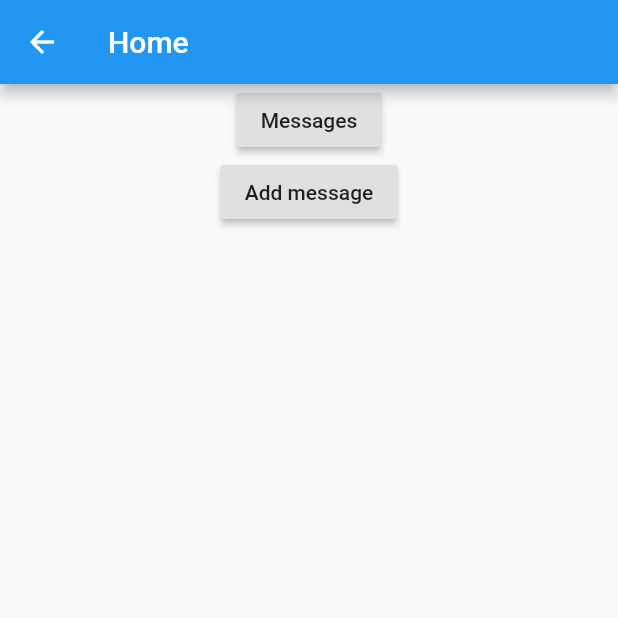
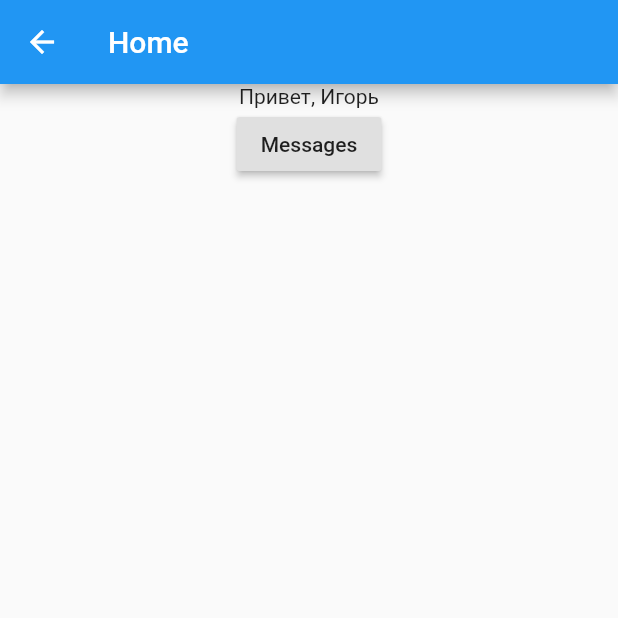
Before and after one commit to partnercloudsupport/boringApp, a Flutter app: the HomeScreen screen opened by its route, on a phone screen of 412 x 824 dp, the top half of it. Run offline on Flutter 3.47's test engine with Material 2 defaults, Android fonts, the phone set to English and light mode, and no system bars; our stand-ins replace flutter_mobx, mobx; generated files the repository leaves out were written again.

Commit message:
feat: add some widgets on home page

```diff
--- /dev/null
+++ b/boring_app/lib/models/user.dart
@@ -0,0 +1,5 @@
+class User {
+  String name;
+
+  User(this.name);
+}
--- a/boring_app/lib/stores/auth_store.dart
+++ b/boring_app/lib/stores/auth_store.dart
@@ -1,3 +1,4 @@
+import 'package:boring_app/models/user.dart';
 import 'package:mobx/mobx.dart';
 
 part 'auth_store.g.dart';
@@ -8,8 +9,13 @@ abstract class AuthStoreBase implements Store {
   @observable
   bool authenticated = false;
 
+  @observable
+  User user = User("Игорь");
+
+
   @action
   void authenticate() {
     this.authenticated = !this.authenticated;
+    this.user = User("Игорь");
   }
 }
--- a/boring_app/lib/ui/main/home/home.dart
+++ b/boring_app/lib/ui/main/home/home.dart
@@ -1,10 +1,14 @@
-import 'package:boring_app/models/message.dart';
+import 'package:boring_app/models/user.dart';
 import 'package:boring_app/stores/stores_manager.dart';
+import 'package:boring_app/ui/main/home/welcome.dart';
 import 'package:flutter/material.dart';
 
 class HomeScreen extends StatelessWidget {
   @override
   Widget build(BuildContext context) {
+
+    User user = StoresManager().auth.user;
+
     return Scaffold(
       appBar: AppBar(
         title: Text('Home'),
@@ -12,20 +16,15 @@ class HomeScreen extends StatelessWidget {
       body: Center(
         child: Column(
           children: <Widget>[
+            Welcome(user: user),
+
             RaisedButton(
               child: Text('Messages'),
               onPressed: () {
                 Navigator.pushNamed(context, '/messages');
               },
             ),
-            RaisedButton(
-              child: Text('Add message'),
-              onPressed: () {
-                StoresManager()
-                    .msg
-                    .addMessage(Message('Hello, this is new one '));
-              },
-            )
+
           ],
         ),
       ),
--- /dev/null
+++ b/boring_app/lib/ui/main/home/welcome.dart
@@ -0,0 +1,16 @@
+import 'package:boring_app/models/user.dart';
+import 'package:flutter/material.dart';
+
+class Welcome extends StatelessWidget {
+  Welcome({@required this.user});
+
+  final User user;
+
+  @override
+  Widget build(BuildContext context) {
+    // TODO: implement build
+    return Center(
+      child: Text('Привет, ${this.user.name}'),
+    );
+  }
+}
```
Also changed, not shown: boring_app/lib/ui/main/home/timeline.dart (added, +10 -0 lines), boring_app/lib/stores/auth_store.g.dart.
